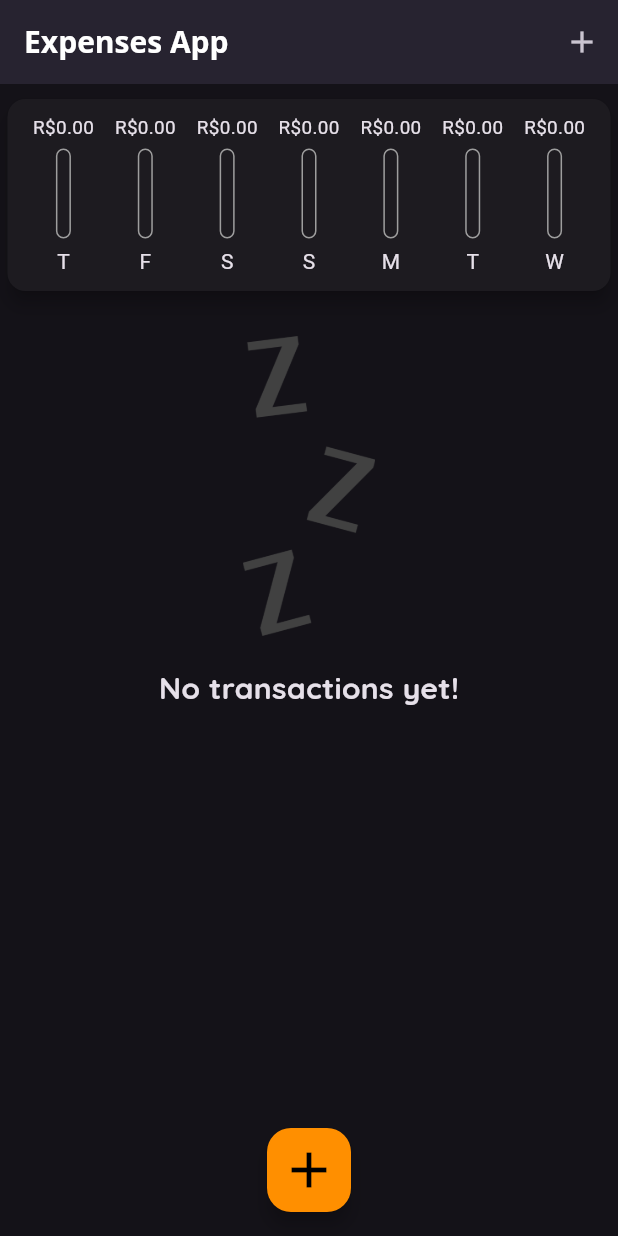
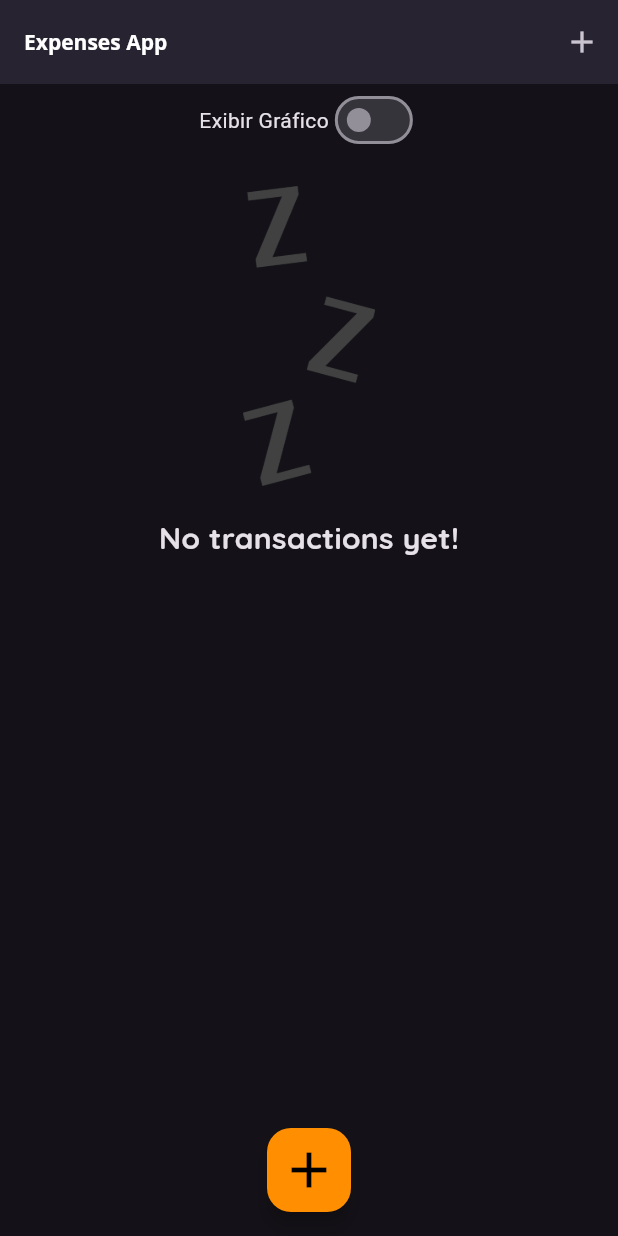
Before and after one commit to Marlos001/Expenses-app-Flutter, a Flutter app: the screen it shows after launch, on a phone screen of 412 x 824 dp. Run offline on Flutter 3.47's test engine with Material 3 defaults, Android fonts, the phone set to English and light mode, and no system bars.

Commit message:
feat: Responsive Features on the app

```diff
--- a/lib/components/chart_bar.dart
+++ b/lib/components/chart_bar.dart
@@ -14,17 +14,21 @@ class ChartBar extends StatelessWidget {
 
   @override
   Widget build(BuildContext context) {
+    return LayoutBuilder(
+      builder: (BuildContext context, BoxConstraints constraints) {
         return Column(
           children: [
             Container(
-          height: 18,
+              height: constraints.maxHeight * 0.15,
               child: FittedBox(
                 child: Text('R\$${value.toStringAsFixed(2)}'),
               ),
             ),
-        const SizedBox(height: 5),
+            SizedBox(
+              height: constraints.maxHeight * 0.05,
+            ),
             Container(
-          height: 60,
+              height: constraints.maxHeight * 0.60,
               width: 10,
               child: Stack(
                 alignment: Alignment.bottomCenter,
@@ -50,9 +54,18 @@ class ChartBar extends StatelessWidget {
                 ],
               ),
             ),
-        const SizedBox(height: 5),
-        Text(label)
+            SizedBox(
+              height: constraints.maxHeight * 0.05,
+            ),
+            Container(
+              height: constraints.maxHeight * 0.15,
+              child: FittedBox(
+                child: Text(label),
+              ),
+            )
           ],
+        );
+      },
     );
   }
 }
--- a/lib/components/transaction_list.dart
+++ b/lib/components/transaction_list.dart
@@ -10,9 +10,7 @@ class TransactionList extends StatelessWidget {
 
   @override
   Widget build(BuildContext context) {
-    return Container(
-      height: 660,
-      child: transactions.isEmpty
+    return transactions.isEmpty
         ? Column(
             children: [
               const SizedBox(
@@ -94,7 +92,6 @@ class TransactionList extends StatelessWidget {
                 ),
               );
             },
-            ),
           );
   }
 }
--- a/lib/main.dart
+++ b/lib/main.dart
@@ -58,6 +58,7 @@ class MyHome extends StatefulWidget {
 
 class _MyHomeState extends State<MyHome> {
   final List<Transaction> _transactions = [];
+  bool _showChart = false;
 
   List<Transaction> get _recentTransactions {
     return _transactions.where((tr) {
@@ -97,22 +98,55 @@ class _MyHomeState extends State<MyHome> {
 
   @override
   Widget build(BuildContext context) {
+    final appBar = AppBar(
+      title: Text(
+        'Expenses App',
+        style: TextStyle(
+          fontSize: MediaQuery.textScalerOf(context).scale(14),
+        ),
+      ),
+      actions: [
+        IconButton(
+          icon: Icon(Icons.add),
+          onPressed: () => _openTransactionFormModal(context),
+        )
+      ],
+    );
+
+    final availableHeight = MediaQuery.of(context).size.height -
+        appBar.preferredSize.height -
+        MediaQuery.of(context).padding.top;
+
     return Scaffold(
-      appBar: AppBar(
-        title: const Text('Expenses App'),
-        actions: [
-          IconButton(
-            icon: Icon(Icons.add),
-            onPressed: () => _openTransactionFormModal(context),
-          )
-        ],
-      ),
+      appBar: appBar,
       body: SingleChildScrollView(
         child: Column(
           crossAxisAlignment: CrossAxisAlignment.stretch,
           children: [
-            Chart(_recentTransactions),
-            TransactionList(_transactions, _removeTransaction),
+            Row(
+              mainAxisAlignment: MainAxisAlignment.center,
+              children: [
+                Text('Exibir Gráfico'),
+                Switch(
+                  value: _showChart,
+                  onChanged: (value) {
+                    setState(() {
+                      _showChart = value;
+                    });
+                  },
+                ),
+              ],
+            ),
+            if (_showChart)
+              Container(
+                height: availableHeight * 0.20,
+                child: Chart(_recentTransactions),
+              ),
+            if (!_showChart)
+              Container(
+                height: availableHeight * 0.80,
+                child: TransactionList(_transactions, _removeTransaction),
+              ),
           ],
         ),
       ),
```
Lines whose indentation alone changed are shown as unchanged.
